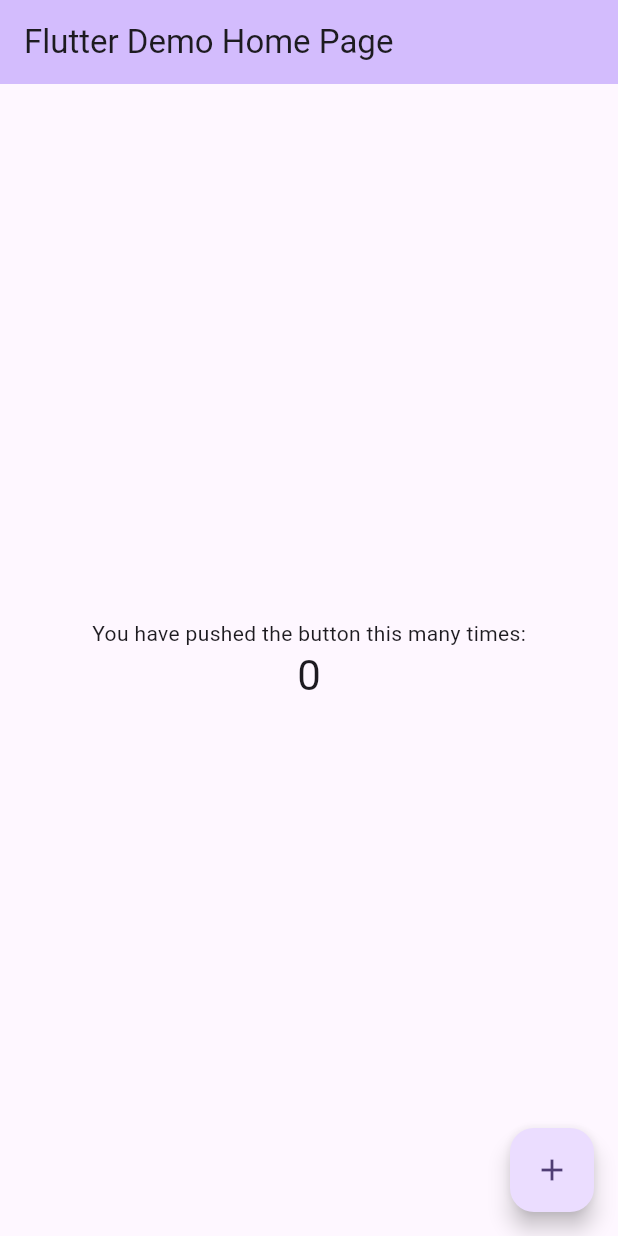
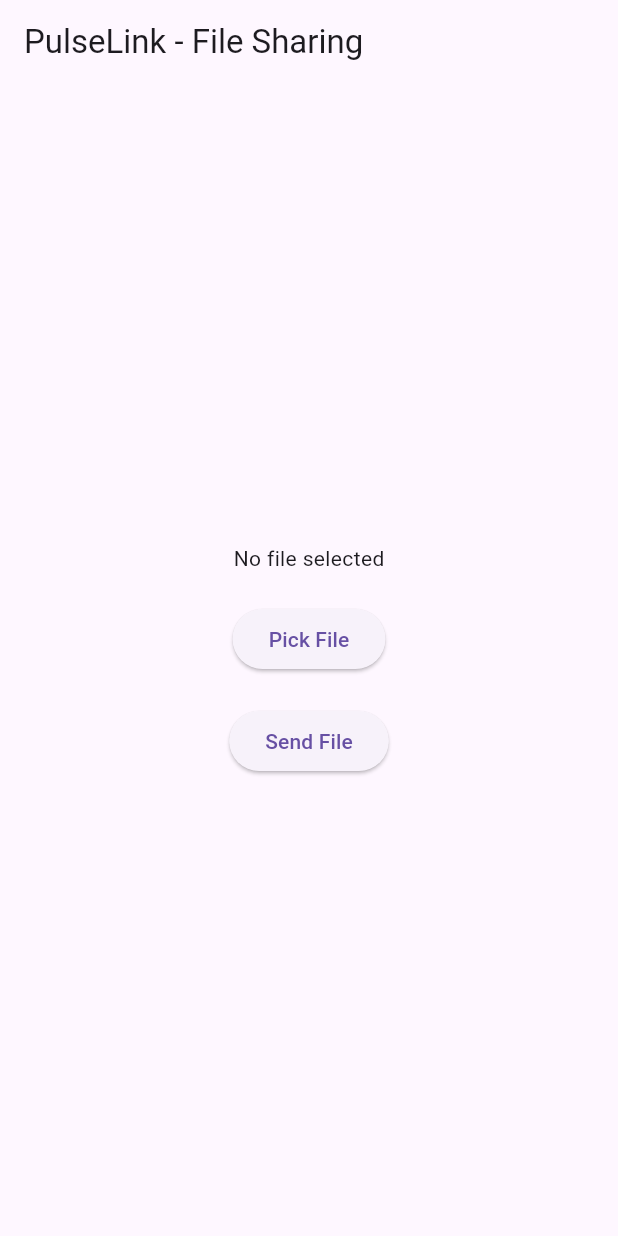
Before and after one commit to once-human/impulse-link, a Flutter app: the screen it shows after launch, on a phone screen of 412 x 824 dp. Run offline on Flutter 3.47's test engine with Material 3 defaults, Android fonts, the light colour scheme and no system bars; our stand-ins replace file_picker.

Commit message:
switch to flutter blue plus

```diff
--- a/lib/main.dart
+++ b/lib/main.dart
@@ -1,125 +1,75 @@
 import 'package:flutter/material.dart';
+import 'package:file_picker/file_picker.dart';
 
 void main() {
-  runApp(const MyApp());
+  runApp(MyApp());
 }
 
 class MyApp extends StatelessWidget {
-  const MyApp({super.key});
-
-  // This widget is the root of your application.
   @override
   Widget build(BuildContext context) {
     return MaterialApp(
-      title: 'Flutter Demo',
+      title: 'PulseLink',
       theme: ThemeData(
-        // This is the theme of your application.
-        //
-        // TRY THIS: Try running your application with "flutter run". You'll see
-        // the application has a purple toolbar. Then, without quitting the app,
-        // try changing the seedColor in the colorScheme below to Colors.green
-        // and then invoke "hot reload" (save your changes or press the "hot
-        // reload" button in a Flutter-supported IDE, or press "r" if you used
-        // the command line to start the app).
-        //
-        // Notice that the counter didn't reset back to zero; the application
-        // state is not lost during the reload. To reset the state, use hot
-        // restart instead.
-        //
-        // This works for code too, not just values: Most code changes can be
-        // tested with just a hot reload.
-        colorScheme: ColorScheme.fromSeed(seedColor: Colors.deepPurple),
-        useMaterial3: true,
+        primarySwatch: Colors.blue,
       ),
-      home: const MyHomePage(title: 'Flutter Demo Home Page'),
+      home: HomeScreen(),
     );
   }
 }
 
-class MyHomePage extends StatefulWidget {
-  const MyHomePage({super.key, required this.title});
-
-  // This widget is the home page of your application. It is stateful, meaning
-  // that it has a State object (defined below) that contains fields that affect
-  // how it looks.
-
-  // This class is the configuration for the state. It holds the values (in this
-  // case the title) provided by the parent (in this case the App widget) and
-  // used by the build method of the State. Fields in a Widget subclass are
-  // always marked "final".
-
-  final String title;
-
+class HomeScreen extends StatefulWidget {
   @override
-  State<MyHomePage> createState() => _MyHomePageState();
+  _HomeScreenState createState() => _HomeScreenState();
 }
 
-class _MyHomePageState extends State<MyHomePage> {
-  int _counter = 0;
+class _HomeScreenState extends State<HomeScreen> {
+  String? filePath;
 
-  void _incrementCounter() {
-    setState(() {
-      // This call to setState tells the Flutter framework that something has
-      // changed in this State, which causes it to rerun the build method below
-      // so that the display can reflect the updated values. If we changed
-      // _counter without calling setState(), then the build method would not be
-      // called again, and so nothing would appear to happen.
-      _counter++;
-    });
+  // Function to select a file
+  Future<void> selectFile() async {
+    FilePickerResult? result = await FilePicker.platform.pickFiles();
+
+    if (result != null) {
+      setState(() {
+        filePath = result.files.single.path;
+      });
+    } else {
+      // User canceled the picker
+    }
   }
 
   @override
   Widget build(BuildContext context) {
-    // This method is rerun every time setState is called, for instance as done
-    // by the _incrementCounter method above.
-    //
-    // The Flutter framework has been optimized to make rerunning build methods
-    // fast, so that you can just rebuild anything that needs updating rather
-    // than having to individually change instances of widgets.
     return Scaffold(
       appBar: AppBar(
-        // TRY THIS: Try changing the color here to a specific color (to
-        // Colors.amber, perhaps?) and trigger a hot reload to see the AppBar
-        // change color while the other colors stay the same.
-        backgroundColor: Theme.of(context).colorScheme.inversePrimary,
-        // Here we take the value from the MyHomePage object that was created by
-        // the App.build method, and use it to set our appbar title.
-        title: Text(widget.title),
+        title: Text('PulseLink - File Sharing'),
       ),
       body: Center(
-        // Center is a layout widget. It takes a single child and positions it
-        // in the middle of the parent.
         child: Column(
-          // Column is also a layout widget. It takes a list of children and
-          // arranges them vertically. By default, it sizes itself to fit its
-          // children horizontally, and tries to be as tall as its parent.
-          //
-          // Column has various properties to control how it sizes itself and
-          // how it positions its children. Here we use mainAxisAlignment to
-          // center the children vertically; the main axis here is the vertical
-          // axis because Columns are vertical (the cross axis would be
-          // horizontal).
-          //
-          // TRY THIS: Invoke "debug painting" (choose the "Toggle Debug Paint"
-          // action in the IDE, or press "p" in the console), to see the
-          // wireframe for each widget.
           mainAxisAlignment: MainAxisAlignment.center,
           children: <Widget>[
-            const Text(
-              'You have pushed the button this many times:',
+            filePath != null
+                ? Text('Selected file: $filePath')
+                : Text('No file selected'),
+            SizedBox(height: 20),
+            ElevatedButton(
+              onPressed: selectFile,
+              child: Text('Pick File'),
             ),
-            Text(
-              '$_counter',
-              style: Theme.of(context).textTheme.headlineMedium,
+            SizedBox(height: 20),
+            ElevatedButton(
+              onPressed: () {
+                // Placeholder for file transfer logic
+                ScaffoldMessenger.of(context).showSnackBar(SnackBar(
+                  content: Text('File transfer initiated!'),
+                ));
+              },
+              child: Text('Send File'),
             ),
           ],
         ),
       ),
-      floatingActionButton: FloatingActionButton(
-        onPressed: _incrementCounter,
-        tooltip: 'Increment',
-        child: const Icon(Icons.add),
-      ), // This trailing comma makes auto-formatting nicer for build methods.
     );
   }
 }
--- a/pubspec.yaml
+++ b/pubspec.yaml
@@ -33,7 +33,7 @@ dependencies:
   connectivity_plus: ^6.1.0
   file_picker: ^8.1.3
   flutter_local_notifications: ^17.2.3
-  flutter_blue: ^0.8.0
+  flutter_blue_plus: ^1.33.5
   socket_io_client: ^3.0.0
 
 
```
Also changed, not shown: pubspec.lock, 1 other file.
